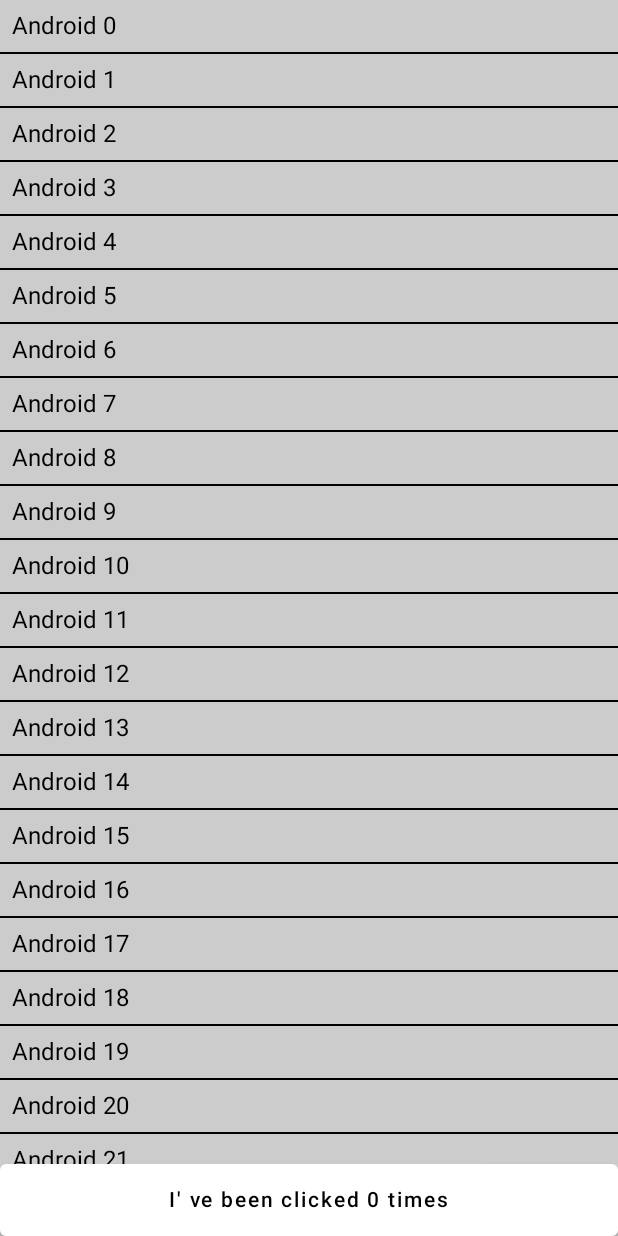
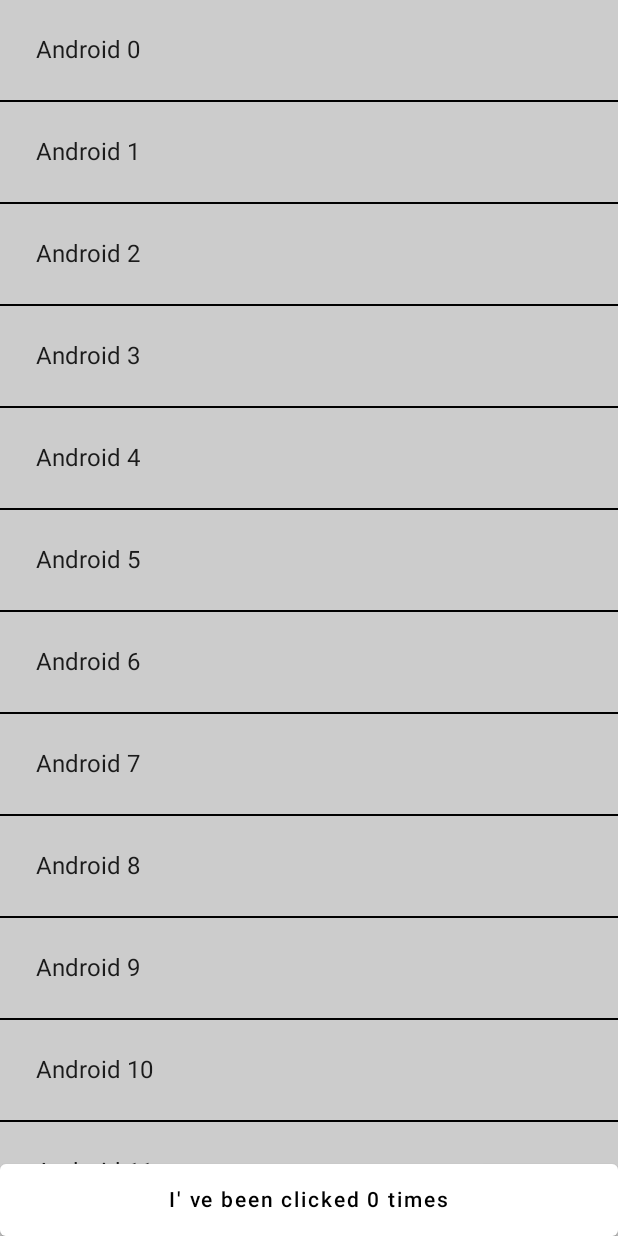
Before and after one commit to virendersran01/ComposeApp, an Android app built with Jetpack Compose: the screen it shows after launch (MainActivity), on a phone screen of 412 x 824 dp. Run offline under Robolectric (Android 15) with nearby library versions, the phone set to English and light mode, and no system bars.

Commit message:
Done Jetpack Compose basics codelabs. https://developer.android.com/codelabs/jetpack-compose-basics?continue=https%3A%2F%2Fdeveloper.android.com%2Fcourses%2Fpathways%2Fcompose%23codelab-https%3A%2F%2Fdeveloper.android.com%2Fcodelabs%2Fjetpack-compose-basics#5

```diff
--- a/app/src/main/java/com/virtualstudios/composeapp/MainActivity.kt
+++ b/app/src/main/java/com/virtualstudios/composeapp/MainActivity.kt
@@ -9,6 +9,7 @@ import androidx.activity.compose.setContent
 import androidx.compose.animation.animateColorAsState
 import androidx.compose.animation.animateContentSize
 import androidx.compose.foundation.Image
+import androidx.compose.foundation.background
 import androidx.compose.foundation.border
 import androidx.compose.foundation.clickable
 import androidx.compose.foundation.layout.*
@@ -19,6 +20,8 @@ import androidx.compose.material.*
 import androidx.compose.runtime.Composable
 import androidx.compose.runtime.mutableStateOf
 import androidx.compose.runtime.remember
+import androidx.compose.runtime.getValue
+import androidx.compose.runtime.setValue
 import androidx.compose.ui.Modifier
 import androidx.compose.ui.draw.clip
 import androidx.compose.ui.graphics.Color
@@ -67,6 +70,23 @@ fun PreviewMyApp(){
 }
 
 @Composable
+fun DisplayTextWithClick(text: String){
+    var isSelected by remember {
+        mutableStateOf(false)
+    }
+    val backgroundColor by animateColorAsState(targetValue = if (isSelected) Color.Red else Color.Transparent)
+
+    Text(text = text,
+    modifier = Modifier
+        .padding(24.dp)
+        .background(color = backgroundColor)
+        .clickable(onClick = { isSelected = !isSelected})
+    )
+}
+
+
+
+@Composable
 fun MyScreenContentWithScroll(){
     val names = List(1000){"Android $it"}
     val counterState = remember {
@@ -84,7 +104,7 @@ fun MyScreenContentWithScroll(){
 fun NamesListScrolling(names: List<String>, modifier: Modifier = Modifier){
     LazyColumn(modifier){
         items(items = names){ name ->
-            DisplayText(text = name)
+            DisplayTextWithClick(text = name)
             Divider(color = Color.Black)
         }
     }
```
